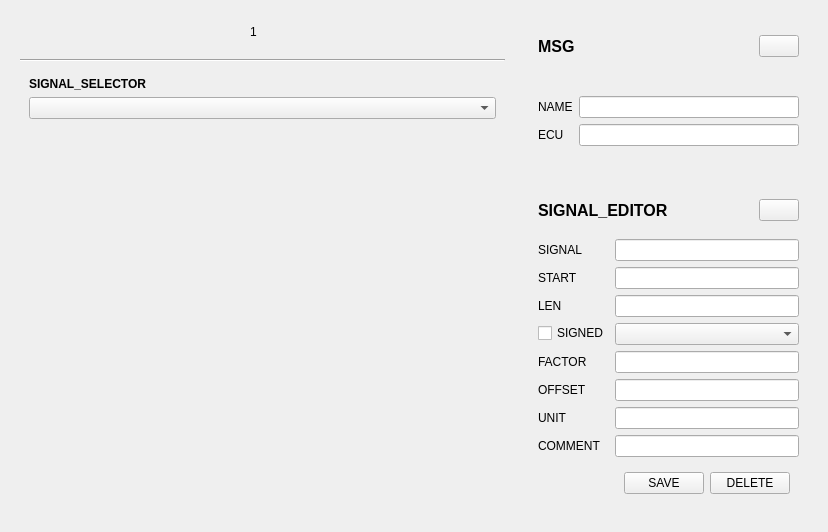
The window that ui/form-signals.ui (phil-eqtech/ShareCAN) describes before a commit, drawn with Qt 5.
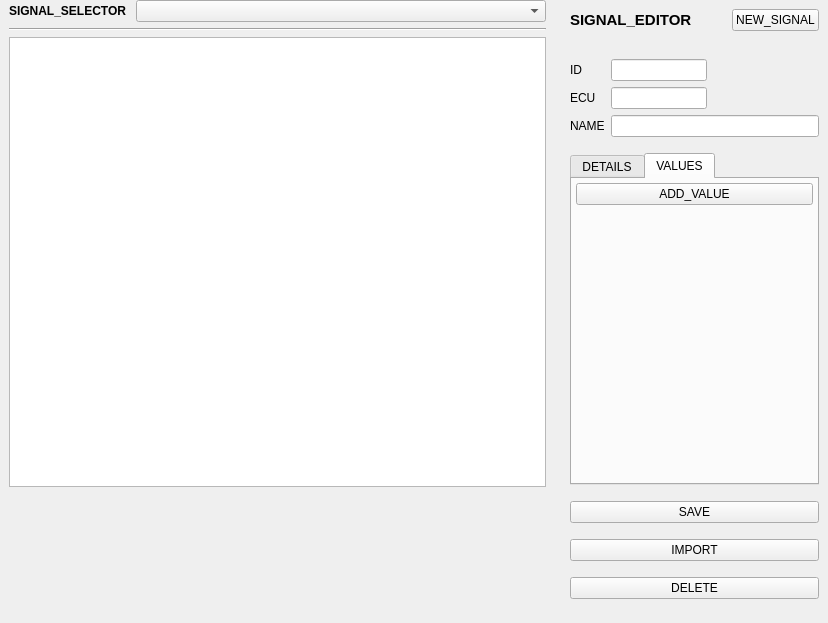
The same window after the commit. The open tabs and pages were chosen to show the change.

Commit message: Added a signal editor/viewer, improved the iface management by looking for built-in interface, fix few bugs

```diff
--- a/ui/form-signals.ui
+++ b/ui/form-signals.ui
@@ -1,19 +1,31 @@
 <?xml version="1.0" encoding="UTF-8"?>
 <ui version="4.0">
- <class>body</class>
- <widget class="QWidget" name="body">
+ <class>SIGNAL</class>
+ <widget class="QWidget" name="SIGNAL">
   <property name="geometry">
    <rect>
     <x>0</x>
     <y>0</y>
     <width>828</width>
-    <height>532</height>
+    <height>623</height>
    </rect>
   </property>
   <property name="windowTitle">
    <string>Form</string>
   </property>
   <layout class="QHBoxLayout" name="bodyLayout">
+   <property name="leftMargin">
+    <number>0</number>
+   </property>
+   <property name="topMargin">
+    <number>0</number>
+   </property>
+   <property name="rightMargin">
+    <number>0</number>
+   </property>
+   <property name="bottomMargin">
+    <number>0</number>
+   </property>
    <item>
     <widget class="QWidget" name="msgManager" native="true">
      <property name="sizePolicy">
@@ -29,49 +41,26 @@
       <property name="bottomMargin">
        <number>0</number>
       </property>
-      <item>
-       <widget class="QWidget" name="msgGrid" native="true">
-        <property name="styleSheet">
-         <string notr="true">text-align:center;</string>
-        </property>
-        <layout class="QGridLayout" name="gridLayout">
-         <property name="verticalSpacing">
-          <number>1</number>
-         </property>
-         <item row="0" column="0">
-          <widget class="QLabel" name="b1">
-           <property name="sizePolicy">
-            <sizepolicy hsizetype="Fixed" vsizetype="Fixed">
-             <horstretch>0</horstretch>
-             <verstretch>0</verstretch>
-            </sizepolicy>
-           </property>
-           <property name="minimumSize">
-            <size>
-             <width>24</width>
-             <height>24</height>
-            </size>
-           </property>
-           <property name="text">
-            <string>1</string>
-           </property>
-          </widget>
-         </item>
-        </layout>
-       </widget>
-      </item>
-      <item>
-       <widget class="Line" name="msgLine">
-        <property name="orientation">
-         <enum>Qt::Horizontal</enum>
-        </property>
-       </widget>
-      </item>
       <item>
        <widget class="QWidget" name="widgetSelector" native="true">
-        <layout class="QVBoxLayout" name="selectorLayout">
+        <layout class="QHBoxLayout" name="horizontalLayout">
+         <property name="spacing">
+          <number>9</number>
+         </property>
+         <property name="leftMargin">
+          <number>0</number>
+         </property>
+         <property name="topMargin">
+          <number>0</number>
+         </property>
+         <property name="rightMargin">
+          <number>0</number>
+         </property>
+         <property name="bottomMargin">
+          <number>0</number>
+         </property>
          <item>
-          <widget class="QLabel" name="labelSelector">
+          <widget class="QLabel" name="lblSelector">
            <property name="sizePolicy">
             <sizepolicy hsizetype="Preferred" vsizetype="Fixed">
              <horstretch>0</horstretch>
@@ -90,11 +79,59 @@
           </widget>
          </item>
          <item>
-          <widget class="QComboBox" name="signalSelector"/>
+          <widget class="QComboBox" name="comboSignalSelector">
+           <property name="sizePolicy">
+            <sizepolicy hsizetype="Expanding" vsizetype="Fixed">
+             <horstretch>0</horstretch>
+             <verstretch>0</verstretch>
+            </sizepolicy>
+           </property>
+          </widget>
          </item>
         </layout>
        </widget>
       </item>
+      <item>
+       <widget class="Line" name="msgLine">
+        <property name="orientation">
+         <enum>Qt::Horizontal</enum>
+        </property>
+       </widget>
+      </item>
+      <item>
+       <widget class="QTableView" name="bitsTable">
+        <property name="sizePolicy">
+         <sizepolicy hsizetype="Preferred" vsizetype="Expanding">
+          <horstretch>0</horstretch>
+          <verstretch>0</verstretch>
+         </sizepolicy>
+        </property>
+        <property name="minimumSize">
+         <size>
+          <width>0</width>
+          <height>450</height>
+         </size>
+        </property>
+        <property name="cursor" stdset="0">
+         <cursorShape>PointingHandCursor</cursorShape>
+        </property>
+        <property name="editTriggers">
+         <set>QAbstractItemView::NoEditTriggers</set>
+        </property>
+        <property name="alternatingRowColors">
+         <bool>true</bool>
+        </property>
+        <property name="selectionMode">
+         <enum>QAbstractItemView::NoSelection</enum>
+        </property>
+        <property name="cornerButtonEnabled">
+         <bool>true</bool>
+        </property>
+        <attribute name="horizontalHeaderMinimumSectionSize">
+         <number>15</number>
+        </attribute>
+       </widget>
+      </item>
       <item>
        <spacer name="verticalSpacer">
         <property name="orientation">
@@ -119,6 +156,9 @@
        <verstretch>0</verstretch>
       </sizepolicy>
      </property>
+     <property name="cssClass" stdset="0">
+      <string>card</string>
+     </property>
      <layout class="QVBoxLayout" name="signalEditorLayout">
       <property name="spacing">
        <number>0</number>
@@ -137,10 +177,25 @@
       </property>
       <item>
        <widget class="QWidget" name="cardMsg" native="true">
-        <layout class="QVBoxLayout" name="verticalLayout_2">
+        <property name="cssClass" stdset="0">
+         <string/>
+        </property>
+        <layout class="QVBoxLayout" name="mainLayout">
+         <property name="spacing">
+          <number>0</number>
+         </property>
+         <property name="leftMargin">
+          <number>0</number>
+         </property>
          <property name="topMargin">
           <number>0</number>
          </property>
+         <property name="rightMargin">
+          <number>0</number>
+         </property>
+         <property name="bottomMargin">
+          <number>0</number>
+         </property>
          <item>
           <widget class="QWidget" name="cardHeaderMsg" native="true">
            <property name="sizePolicy">
@@ -166,7 +221,7 @@
               </property>
               <property name="font">
                <font>
-                <pointsize>12</pointsize>
+                <pointsize>11</pointsize>
                 <weight>75</weight>
                 <bold>true</bold>
                </font>
@@ -177,7 +232,7 @@
 border-radius:0;</string>
               </property>
               <property name="text">
-               <string>MSG</string>
+               <string>SIGNAL_EDITOR</string>
               </property>
               <property name="cssClass" stdset="0">
                <string>cardTitle</string>
@@ -185,7 +240,7 @@
              </widget>
             </item>
             <item>
-             <widget class="QPushButton" name="btnCollapseMsg">
+             <widget class="QPushButton" name="btnNewSignal">
               <property name="sizePolicy">
                <sizepolicy hsizetype="Fixed" vsizetype="Fixed">
                 <horstretch>0</horstretch>
@@ -196,13 +251,34 @@
                <cursorShape>PointingHandCursor</cursorShape>
               </property>
               <property name="text">
-               <string/>
+               <string>NEW_SIGNAL</string>
+              </property>
+              <property name="cssClass" stdset="0">
+               <string>btn-primary</string>
               </property>
              </widget>
             </item>
            </layout>
           </widget>
          </item>
+         <item>
+          <widget class="QWidget" name="cardSignalBody" native="true">
+           <property name="cssClass" stdset="0">
+            <string>cardBody</string>
+           </property>
+           <layout class="QVBoxLayout" name="verticalLayout">
+            <property name="leftMargin">
+             <number>9</number>
+            </property>
+            <property name="topMargin">
+             <number>9</number>
+            </property>
+            <property name="rightMargin">
+             <number>9</number>
+            </property>
+            <property name="bottomMargin">
+             <number>9</number>
+            </property>
          <item>
           <widget class="QWidget" name="cardBodyMsg" native="true">
            <property name="sizePolicy">
@@ -215,22 +291,60 @@
             <string notr="true"/>
            </property>
            <property name="cssClass" stdset="0">
-            <string>cardBody</string>
+               <string/>
            </property>
            <layout class="QFormLayout" name="formDisplayLayout_2">
             <property name="verticalSpacing">
              <number>6</number>
             </property>
-            <item row="2" column="0">
+               <property name="leftMargin">
+                <number>0</number>
+               </property>
+               <property name="topMargin">
+                <number>0</number>
+               </property>
+               <property name="rightMargin">
+                <number>0</number>
+               </property>
+               <property name="bottomMargin">
+                <number>0</number>
+               </property>
+               <item row="4" column="0">
              <widget class="QLabel" name="labelName">
               <property name="text">
                <string>NAME</string>
               </property>
              </widget>
             </item>
-            <item row="2" column="1">
+               <item row="4" column="1">
              <widget class="QLineEdit" name="fldName"/>
             </item>
+               <item row="2" column="0">
+                <widget class="QLabel" name="lblId">
+                 <property name="text">
+                  <string>ID</string>
+                 </property>
+                </widget>
+               </item>
+               <item row="2" column="1">
+                <widget class="QLineEdit" name="fldId">
+                 <property name="sizePolicy">
+                  <sizepolicy hsizetype="Fixed" vsizetype="Fixed">
+                   <horstretch>0</horstretch>
+                   <verstretch>0</verstretch>
+                  </sizepolicy>
+                 </property>
+                 <property name="maximumSize">
+                  <size>
+                   <width>96</width>
+                   <height>16777215</height>
+                  </size>
+                 </property>
+                 <property name="readOnly">
+                  <bool>true</bool>
+                 </property>
+                </widget>
+               </item>
             <item row="3" column="0">
              <widget class="QLabel" name="labelECU">
               <property name="text">
@@ -239,122 +353,40 @@
              </widget>
             </item>
             <item row="3" column="1">
-             <widget class="QLineEdit" name="fldECU"/>
-            </item>
-           </layout>
+                <widget class="QLineEdit" name="fldECU">
+                 <property name="maximumSize">
+                  <size>
+                   <width>96</width>
+                   <height>16777215</height>
+                  </size>
+                 </property>
           </widget>
          </item>
         </layout>
        </widget>
       </item>
       <item>
-       <widget class="QWidget" name="cardSignal" native="true">
+             <widget class="QTabWidget" name="tabWidget">
         <property name="sizePolicy">
-         <sizepolicy hsizetype="Preferred" vsizetype="Fixed">
+               <sizepolicy hsizetype="Minimum" vsizetype="Fixed">
           <horstretch>0</horstretch>
           <verstretch>0</verstretch>
          </sizepolicy>
         </property>
-        <property name="cssClass" stdset="0">
-         <string>card</string>
-        </property>
-        <layout class="QVBoxLayout" name="cardSignalLayout">
-         <property name="spacing">
+              <property name="currentIndex">
           <number>0</number>
          </property>
-         <property name="topMargin">
-          <number>9</number>
-         </property>
-         <item>
-          <widget class="QWidget" name="cardHeaderSignal" native="true">
-           <property name="sizePolicy">
-            <sizepolicy hsizetype="Preferred" vsizetype="Fixed">
-             <horstretch>0</horstretch>
-             <verstretch>0</verstretch>
-            </sizepolicy>
-           </property>
-           <property name="styleSheet">
-            <string notr="true"/>
-           </property>
-           <property name="cssClass" stdset="0">
-            <string>cardHeader</string>
-           </property>
-           <layout class="QHBoxLayout" name="cardDisplayHLayout">
-            <item>
-             <widget class="QLabel" name="titleSignal">
-              <property name="sizePolicy">
-               <sizepolicy hsizetype="Preferred" vsizetype="Minimum">
-                <horstretch>0</horstretch>
-                <verstretch>0</verstretch>
-               </sizepolicy>
-              </property>
-              <property name="font">
-               <font>
-                <pointsize>12</pointsize>
-                <weight>75</weight>
-                <bold>true</bold>
-               </font>
-              </property>
-              <property name="styleSheet">
-               <string notr="true">background:none;
-border:0;
-border-radius:0;</string>
-              </property>
-              <property name="text">
-               <string>SIGNAL_EDITOR</string>
-              </property>
-              <property name="cssClass" stdset="0">
-               <string>cardTitle</string>
-              </property>
-             </widget>
-            </item>
-            <item>
-             <widget class="QPushButton" name="btnCollapseSignal">
-              <property name="sizePolicy">
-               <sizepolicy hsizetype="Fixed" vsizetype="Fixed">
-                <horstretch>0</horstretch>
-                <verstretch>0</verstretch>
-               </sizepolicy>
-              </property>
-              <property name="cursor">
-               <cursorShape>PointingHandCursor</cursorShape>
-              </property>
-              <property name="text">
-               <string/>
-              </property>
-             </widget>
-            </item>
-           </layout>
-          </widget>
-         </item>
-         <item>
-          <widget class="QWidget" name="cardBodySignal" native="true">
-           <property name="sizePolicy">
-            <sizepolicy hsizetype="Preferred" vsizetype="Fixed">
-             <horstretch>0</horstretch>
-             <verstretch>0</verstretch>
-            </sizepolicy>
-           </property>
-           <property name="styleSheet">
-            <string notr="true"/>
-           </property>
-           <property name="cssClass" stdset="0">
-            <string>cardBody</string>
-           </property>
-           <layout class="QFormLayout" name="formDisplayLayout">
-            <property name="verticalSpacing">
-             <number>6</number>
-            </property>
-            <item row="0" column="0">
-             <widget class="QLabel" name="labelSignal">
-              <property name="text">
-               <string>SIGNAL</string>
-              </property>
-             </widget>
-            </item>
-            <item row="0" column="1">
-             <widget class="QLineEdit" name="fldSignal"/>
-            </item>
+              <widget class="QWidget" name="tabDetails">
+               <attribute name="title">
+                <string>DETAILS</string>
+               </attribute>
+               <layout class="QFormLayout" name="formLayout">
+                <property name="leftMargin">
+                 <number>4</number>
+                </property>
+                <property name="rightMargin">
+                 <number>4</number>
+                </property>
             <item row="1" column="0">
              <widget class="QLabel" name="labelStart">
               <property name="text">
@@ -369,85 +401,194 @@
               </property>
              </widget>
             </item>
-            <item row="2" column="0">
+                <item row="3" column="0">
              <widget class="QLabel" name="labelLen">
               <property name="text">
                <string>LEN</string>
               </property>
              </widget>
             </item>
-            <item row="2" column="1">
+                <item row="3" column="1">
              <widget class="QLineEdit" name="fldLen">
               <property name="maxLength">
                <number>3</number>
               </property>
              </widget>
             </item>
-            <item row="3" column="0">
+                <item row="5" column="0">
              <widget class="QCheckBox" name="checkSigned">
               <property name="text">
                <string>SIGNED</string>
               </property>
              </widget>
             </item>
-            <item row="3" column="1">
-             <widget class="QComboBox" name="fldEndian"/>
-            </item>
-            <item row="4" column="0">
+                <item row="5" column="1">
+                 <widget class="QComboBox" name="comboEndian"/>
+                </item>
+                <item row="7" column="0">
              <widget class="QLabel" name="labelFactor">
               <property name="text">
                <string>FACTOR</string>
               </property>
              </widget>
             </item>
-            <item row="4" column="1">
+                <item row="7" column="1">
              <widget class="QLineEdit" name="fldFactor">
               <property name="maxLength">
                <number>8</number>
               </property>
              </widget>
             </item>
-            <item row="5" column="0">
+                <item row="9" column="0">
              <widget class="QLabel" name="labelOffset">
               <property name="text">
                <string>OFFSET</string>
               </property>
              </widget>
             </item>
-            <item row="5" column="1">
+                <item row="9" column="1">
              <widget class="QLineEdit" name="fldOffset">
               <property name="maxLength">
                <number>8</number>
               </property>
              </widget>
             </item>
-            <item row="6" column="0">
+                <item row="12" column="0">
              <widget class="QLabel" name="labelUnit">
               <property name="text">
                <string>UNIT</string>
               </property>
              </widget>
             </item>
-            <item row="6" column="1">
+                <item row="12" column="1">
              <widget class="QLineEdit" name="fldUnit">
               <property name="maxLength">
                <number>16</number>
               </property>
              </widget>
             </item>
-            <item row="7" column="0">
+                <item row="14" column="0">
              <widget class="QLabel" name="labelComment">
               <property name="text">
                <string>COMMENT</string>
               </property>
              </widget>
             </item>
-            <item row="7" column="1">
-             <widget class="QLineEdit" name="fldComment"/>
-            </item>
-            <item row="8" column="1">
-             <widget class="QWidget" name="widget" native="true">
-              <layout class="QHBoxLayout" name="horizontalLayout">
+                <item row="10" column="0">
+                 <widget class="QLabel" name="labelMin">
+                  <property name="text">
+                   <string>MIN</string>
+                  </property>
+                 </widget>
+                </item>
+                <item row="11" column="0">
+                 <widget class="QLabel" name="labelMax">
+                  <property name="text">
+                   <string>MAX</string>
+                  </property>
+                 </widget>
+                </item>
+                <item row="10" column="1">
+                 <widget class="QLineEdit" name="fldMin"/>
+                </item>
+                <item row="11" column="1">
+                 <widget class="QLineEdit" name="fldMax"/>
+                </item>
+                <item row="14" column="1">
+                 <widget class="QPlainTextEdit" name="fldComment">
+                  <property name="sizePolicy">
+                   <sizepolicy hsizetype="Expanding" vsizetype="Fixed">
+                    <horstretch>0</horstretch>
+                    <verstretch>0</verstretch>
+                   </sizepolicy>
+                  </property>
+                  <property name="maximumSize">
+                   <size>
+                    <width>160</width>
+                    <height>60</height>
+                   </size>
+                  </property>
+                 </widget>
+                </item>
+               </layout>
+              </widget>
+              <widget class="QWidget" name="tabValues">
+               <property name="sizePolicy">
+                <sizepolicy hsizetype="Fixed" vsizetype="Minimum">
+                 <horstretch>0</horstretch>
+                 <verstretch>0</verstretch>
+                </sizepolicy>
+               </property>
+               <attribute name="title">
+                <string>VALUES</string>
+               </attribute>
+               <layout class="QVBoxLayout" name="verticalLayout_2">
+                <property name="spacing">
+                 <number>0</number>
+                </property>
+                <property name="leftMargin">
+                 <number>0</number>
+                </property>
+                <property name="topMargin">
+                 <number>0</number>
+                </property>
+                <property name="rightMargin">
+                 <number>0</number>
+                </property>
+                <property name="bottomMargin">
+                 <number>0</number>
+                </property>
+                <item>
+                 <widget class="QWidget" name="formValues" native="true">
+                  <layout class="QGridLayout" name="gridValuesLayout">
+                   <property name="leftMargin">
+                    <number>4</number>
+                   </property>
+                   <property name="topMargin">
+                    <number>4</number>
+                   </property>
+                   <property name="rightMargin">
+                    <number>4</number>
+                   </property>
+                   <property name="bottomMargin">
+                    <number>4</number>
+                   </property>
+                   <property name="spacing">
+                    <number>4</number>
+                   </property>
+                   <item row="0" column="1" colspan="2">
+                    <widget class="QPushButton" name="btnAddValue">
+                     <property name="cursor">
+                      <cursorShape>PointingHandCursor</cursorShape>
+                     </property>
+                     <property name="text">
+                      <string>ADD_VALUE</string>
+                     </property>
+                     <property name="cssClass" stdset="0">
+                      <string>btn-primary</string>
+                     </property>
+                    </widget>
+                   </item>
+                  </layout>
+                 </widget>
+                </item>
+                <item>
+                 <spacer name="verticalSpacer_2">
+                  <property name="orientation">
+                   <enum>Qt::Vertical</enum>
+                  </property>
+                  <property name="sizeHint" stdset="0">
+                   <size>
+                    <width>20</width>
+                    <height>1</height>
+                   </size>
+                  </property>
+                 </spacer>
+                </item>
+               </layout>
+              </widget>
+             </widget>
+            </item>
                <item>
                 <widget class="QPushButton" name="btnSave">
                  <property name="cursor">
@@ -456,6 +597,19 @@
                  <property name="text">
                   <string>SAVE</string>
                  </property>
+              <property name="cssClass" stdset="0">
+               <string>btn-disabled</string>
+              </property>
+             </widget>
+            </item>
+            <item>
+             <widget class="QPushButton" name="btnImport">
+              <property name="text">
+               <string>IMPORT</string>
+              </property>
+              <property name="cssClass" stdset="0">
+               <string>btn-primary</string>
+              </property>
                 </widget>
                </item>
                <item>
@@ -466,6 +620,9 @@
                  <property name="text">
                   <string>DELETE</string>
                  </property>
+              <property name="cssClass" stdset="0">
+               <string>btn-disabled</string>
+              </property>
                 </widget>
                </item>
               </layout>
@@ -479,9 +636,28 @@
       </item>
      </layout>
     </widget>
-   </item>
-  </layout>
- </widget>
+ <tabstops>
+  <tabstop>bitsTable</tabstop>
+  <tabstop>comboSignalSelector</tabstop>
+  <tabstop>btnNewSignal</tabstop>
+  <tabstop>fldId</tabstop>
+  <tabstop>fldECU</tabstop>
+  <tabstop>fldName</tabstop>
+  <tabstop>tabWidget</tabstop>
+  <tabstop>fldStart</tabstop>
+  <tabstop>fldLen</tabstop>
+  <tabstop>checkSigned</tabstop>
+  <tabstop>comboEndian</tabstop>
+  <tabstop>fldFactor</tabstop>
+  <tabstop>fldOffset</tabstop>
+  <tabstop>fldMin</tabstop>
+  <tabstop>fldMax</tabstop>
+  <tabstop>fldUnit</tabstop>
+  <tabstop>fldComment</tabstop>
+  <tabstop>btnAddValue</tabstop>
+  <tabstop>btnSave</tabstop>
+  <tabstop>btnDelete</tabstop>
+ </tabstops>
  <resources/>
  <connections/>
 </ui>
```
Lines whose indentation alone changed are shown as unchanged. The commit also changes 12 other files.
